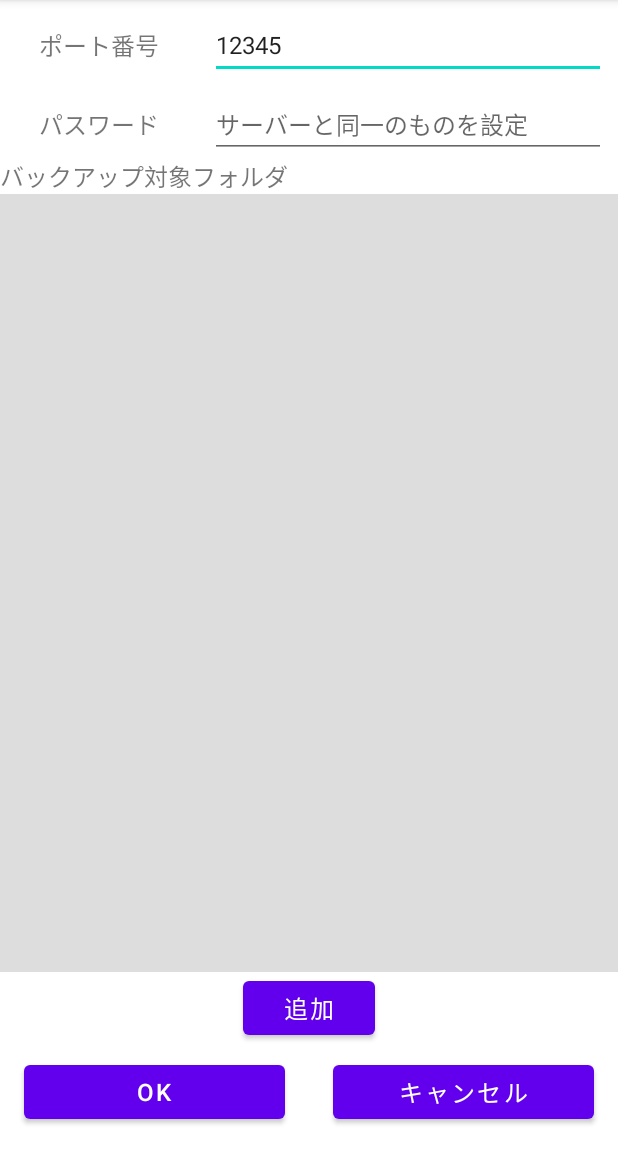
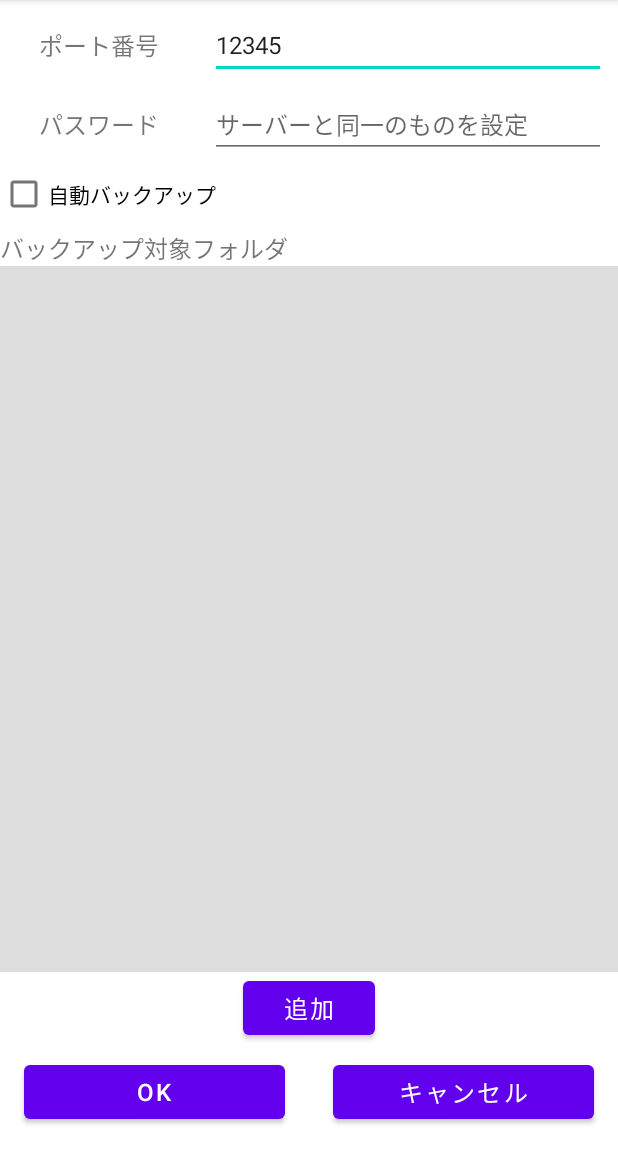
Before and after one commit to sea314/AndroidFileSYNC, an Android app: the screen it shows after launch (SettingActivity), in the options menu, after a tap on "設定", on a phone screen of 412 x 824 dp, the part 84-1236 px from its top. Run offline under Robolectric (Android 15) with nearby library versions, the phone set to English and light mode, and no system bars.

Commit message:
自動バックアップ実装

```diff
--- a/Client/app/build.gradle
+++ b/Client/app/build.gradle
@@ -7,7 +7,7 @@ android {
 
     defaultConfig {
         applicationId "jp.ac.titech.itpro.sdl.androidfilesync"
-        minSdk 24
+        minSdk 26
         targetSdk 32
         versionCode 1
         versionName "1.0"
@@ -31,6 +31,7 @@ dependencies {
     implementation 'androidx.appcompat:appcompat:1.4.1'
     implementation 'com.google.android.material:material:1.6.0'
     implementation 'androidx.constraintlayout:constraintlayout:2.1.3'
+    implementation 'androidx.work:work-runtime:2.7.1'
     testImplementation 'junit:junit:4.13.2'
     androidTestImplementation 'androidx.test.ext:junit:1.1.3'
     androidTestImplementation 'androidx.test.espresso:espresso-core:3.4.0'
--- a/Client/app/src/main/AndroidManifest.xml
+++ b/Client/app/src/main/AndroidManifest.xml
@@ -5,6 +5,7 @@
     <uses-permission android:name="android.permission.INTERNET" />
     <uses-permission android:name="android.permission.READ_EXTERNAL_STORAGE" />
     <uses-permission android:name="android.permission.ACCESS_WIFI_STATE" />
+    <uses-permission android:name="android.permission.RECEIVE_BOOT_COMPLETED" />
 
     <application
         android:allowBackup="true"
--- a/Client/app/src/main/java/jp/ac/titech/itpro/sdl/androidfilesync/Config.java
+++ b/Client/app/src/main/java/jp/ac/titech/itpro/sdl/androidfilesync/Config.java
@@ -10,31 +10,41 @@ import java.util.HashSet;
 
 public class Config {
     private final static String TAG = Config.class.getSimpleName();
+    private final static String KEY_APPNAME = "AndroidFileSYNC";
+    private final static String KEY_PORT = "port";
+    private final static String KEY_PASSWORD_DIGEST = "passwordDigest";
+    private final static String KEY_BACKUP_PATHS = "backupPaths";
+    private final static String KEY_AUTO_BACKUP = "autoBackup";
+
 
     private int port;
     private String passwordDigest;
     private ArrayList<String> backupPaths = new ArrayList<>();
+    private boolean autoBackup;
 
     public void Load(Context context){
-        SharedPreferences pref = context.getSharedPreferences("AndroidFileSYNC", Context.MODE_PRIVATE);
-        port = pref.getInt("port", 12345);
-        passwordDigest = pref.getString("passwordDigest", "");
+        SharedPreferences pref = context.getSharedPreferences(KEY_APPNAME, Context.MODE_PRIVATE);
+        port = pref.getInt(KEY_PORT, 12345);
+        passwordDigest = pref.getString(KEY_PASSWORD_DIGEST, "");
         backupPaths.clear();
-        backupPaths.addAll(pref.getStringSet("backupPaths", new HashSet<>()));
+        backupPaths.addAll(pref.getStringSet(KEY_BACKUP_PATHS, new HashSet<>()));
+        autoBackup = pref.getBoolean(KEY_AUTO_BACKUP, false);
 
         Log.i(TAG, "Config.Load");
         Log.i(TAG, "port:"+port);
         Log.i(TAG, "passwordDigest:"+passwordDigest);
         Log.i(TAG, "backupPaths:"+backupPaths);
+        Log.i(TAG, "autoBackup:"+autoBackup);
     }
 
     public void Save(Context context){
-        SharedPreferences pref = context.getSharedPreferences("AndroidFileSYNC", Context.MODE_PRIVATE);
+        SharedPreferences pref = context.getSharedPreferences(KEY_APPNAME, Context.MODE_PRIVATE);
         SharedPreferences.Editor editor = pref.edit();
         Log.i(TAG, "Config.Save");
-        editor.putInt("port", port);
-        editor.putString("passwordDigest", passwordDigest);
-        editor.putStringSet("backupPaths", new HashSet<>(backupPaths));
+        editor.putInt(KEY_PORT, port);
+        editor.putString(KEY_PASSWORD_DIGEST, passwordDigest);
+        editor.putStringSet(KEY_BACKUP_PATHS, new HashSet<>(backupPaths));
+        editor.putBoolean(KEY_AUTO_BACKUP, autoBackup);
         editor.commit();
     }
 
@@ -73,6 +83,13 @@ public class Config {
                 i++;
             }
         }
+    }
 
+    public boolean isAutoBackup() {
+        return autoBackup;
+    }
+
+    public void setAutoBackup(boolean autoBackup) {
+        this.autoBackup = autoBackup;
     }
 }
--- a/Client/app/src/main/java/jp/ac/titech/itpro/sdl/androidfilesync/ConnectServer.java
+++ b/Client/app/src/main/java/jp/ac/titech/itpro/sdl/androidfilesync/ConnectServer.java
@@ -256,8 +256,6 @@ public class ConnectServer {
             String body = convertToString(connection.getInputStream());
 
             connection.disconnect();
-            Log.i(TAG, responseCode+":"+response);
-            Log.i(TAG, "body:"+body);
 
             JSONObject json = new JSONObject(body);
             JSONArray array = json.getJSONArray("fileList");
--- a/Client/app/src/main/res/layout/activity_setting.xml
+++ b/Client/app/src/main/res/layout/activity_setting.xml
@@ -19,7 +19,7 @@
         app:layout_constraintTop_toTopOf="@+id/port_edit"
         app:layout_constraintBottom_toBottomOf="@+id/port_edit"
         android:text="@string/port_view_label"
-        />
+    />
     <EditText
         android:id="@+id/port_edit"
         android:layout_width="0dp"
@@ -34,7 +34,7 @@
         app:layout_constraintStart_toEndOf="@+id/port_view"
         app:layout_constraintEnd_toEndOf="parent"
         app:layout_constraintTop_toTopOf="parent"
-        />
+    />
 
     <TextView
         android:id="@+id/password_view"
@@ -48,7 +48,7 @@
         app:layout_constraintTop_toTopOf="@+id/password_edit"
         app:layout_constraintBottom_toBottomOf="@+id/password_edit"
         android:text="@string/password_view_label"
-        />
+    />
     <EditText
         android:id="@+id/password_edit"
         android:layout_width="0dp"
@@ -62,13 +62,21 @@
         app:layout_constraintStart_toEndOf="@+id/password_view"
         app:layout_constraintEnd_toEndOf="parent"
         app:layout_constraintTop_toBottomOf="@+id/port_edit"
-        />
+    />
+
+    <CheckBox
+        android:id="@+id/auto_backup_check"
+        android:layout_width="match_parent"
+        android:layout_height="0dp"
+        app:layout_constraintTop_toBottomOf="@+id/password_view"
+        android:text="@string/auto_backup_check_label"
+    />
 
     <TextView
         android:id="@+id/backup_view"
         android:layout_width="0dp"
         android:layout_height="wrap_content"
-        app:layout_constraintTop_toBottomOf="@+id/password_edit"
+        app:layout_constraintTop_toBottomOf="@+id/auto_backup_check"
         app:layout_constraintStart_toStartOf="parent"
         app:layout_constraintEnd_toEndOf="parent"
         android:textSize="16sp"
--- a/Client/app/src/main/res/values/strings.xml
+++ b/Client/app/src/main/res/values/strings.xml
@@ -7,6 +7,7 @@
     <string name="port_edit_label">サーバーと同一のものを設定</string>
     <string name="password_view_label">パスワード</string>
     <string name="password_edit_label">サーバーと同一のものを設定</string>
+    <string name="auto_backup_check_label">自動バックアップ</string>
     <string name="backup_view_label">バックアップ対象フォルダ</string>
     <string name="add_backup_button_label">追加</string>
     <string name="delete_backup_button_label">除外</string>
```
Also changed, not shown: Client/app/src/main/java/jp/ac/titech/itpro/sdl/androidfilesync/BackupScheduler.java (added, +32 -0 lines), Client/app/src/main/java/jp/ac/titech/itpro/sdl/androidfilesync/SettingActivity.java (+36 -1 lines).
